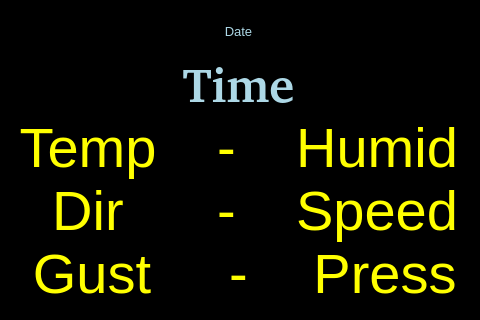
bonnette/FSweather, file mainwindow.ui: the form before one commit.
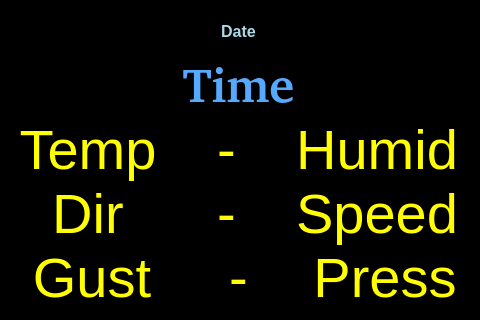
The form after the commit.

Commit message: changed time color to a darker blue

What changed in the file:
```diff
--- a/mainwindow.ui
+++ b/mainwindow.ui
@@ -38,7 +38,7 @@
       <x>8</x>
       <y>0</y>
       <width>461</width>
-      <height>316</height>
+      <height>320</height>
      </rect>
     </property>
     <layout class="QVBoxLayout" name="verticalLayout">
@@ -55,7 +55,9 @@
        </property>
        <property name="font">
         <font>
-         <pointsize>10</pointsize>
+         <pointsize>12</pointsize>
+         <weight>75</weight>
+         <bold>true</bold>
         </font>
        </property>
        <property name="cursor">
@@ -92,7 +94,7 @@
         </font>
        </property>
        <property name="styleSheet">
-        <string notr="true">background:black; color:lightblue</string>
+        <string notr="true">background:black; color:rgb(85, 170, 255)</string>
        </property>
        <property name="text">
         <string>Time</string>
```
